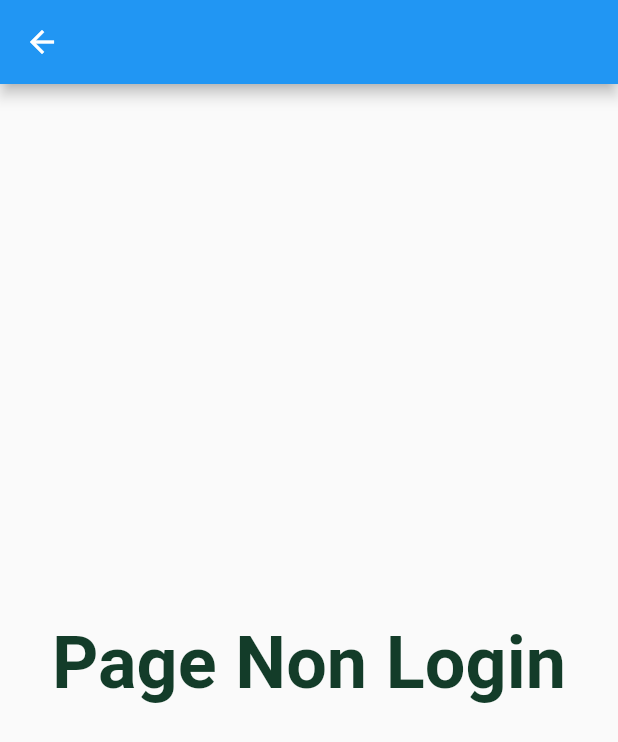
After one commit to masterUNG/EnieAppWin, a Flutter app: the screen it shows after launch, after a tap on "Login", after a tap on "Demo PageNonLogin", on a phone screen of 412 x 824 dp. The commit adds this screen. Shown: the top 742 px of the screen. Run offline on Flutter 3.47's test engine with Material 2 defaults, Android fonts, the phone set to English and light mode, and no system bars; our stand-ins replace cached_network_image, carousel_slider, dio, firebase_core, firebase_messaging, get and 3 more; accounts and stored records are empty; network calls fail.

Commit message:
finish 20july

```diff
--- a/lib/main.dart
+++ b/lib/main.dart
@@ -8,12 +8,14 @@ import 'package:enie/states/home/home_screen.dart';
 import 'package:enie/states/my_service.dart';
 import 'package:enie/states/privacy_policy.dart';
 import 'package:enie/utillity/my_constant.dart';
+import 'package:firebase_core/firebase_core.dart';
 import 'package:flutter/material.dart';
 import 'package:shared_preferences/shared_preferences.dart';
 
 final Map<String, WidgetBuilder> map = {
   Myconstant.routeAuthen: (BuildContext context) => const Authen(),
-  Myconstant.rountCreateAccount: (BuildContext context) => const CreateAccount(),
+  Myconstant.rountCreateAccount: (BuildContext context) =>
+      const CreateAccount(),
   Myconstant.rountMyservice: (BuildContext context) => const MyService(),
   Myconstant.rountPrivacyPolicy: (BuildContext context) => PrivacyPolicy(),
 
@@ -25,6 +27,9 @@ String? initlalRoute;
 
 Future<void> main() async {
   WidgetsFlutterBinding.ensureInitialized();
+
+  await Firebase.initializeApp();
+
   SharedPreferences preferences = await SharedPreferences.getInstance();
   String? username = preferences.getString('username');
   print('### username ===>> $username');
--- a/lib/states/authen.dart
+++ b/lib/states/authen.dart
@@ -2,8 +2,11 @@ import 'dart:convert';
 
 import 'package:dio/dio.dart';
 import 'package:enie/models/salon_model.dart';
+import 'package:enie/states/page_non_login.dart';
+import 'package:enie/states/page_require_login.dart';
 import 'package:enie/utillity/my_constant.dart';
 import 'package:enie/utillity/my_dialog.dart';
+import 'package:enie/widgets/demo_test_login.dart';
 import 'package:enie/widgets/show_image.dart';
 import 'package:enie/widgets/show_text.dart';
 import 'package:enie/widgets/show_text_button.dart';
@@ -58,7 +61,8 @@ class _AuthenState extends State<Authen> {
                       buildPassword(size),
                       newForgotPassword(),
                       newButtonLogin(),
-                      newCreateAccount()
+                      newCreateAccount(),
+                      DamoTestLogin(),
                     ],
                   ),
                 ),
@@ -174,7 +178,11 @@ class _AuthenState extends State<Authen> {
                 borderRadius: BorderRadius.circular(30),
               ),
               errorBorder: OutlineInputBorder(
-                borderSide: BorderSide(color: Colors.red),
+                borderSide: const BorderSide(color: Colors.red),
+                borderRadius: BorderRadius.circular(30),
+              ),
+              focusedErrorBorder: OutlineInputBorder(
+                borderSide: const BorderSide(color: Colors.red),
                 borderRadius: BorderRadius.circular(30),
               ),
             ),
@@ -238,6 +246,10 @@ class _AuthenState extends State<Authen> {
                 borderSide: BorderSide(color: Colors.red),
                 borderRadius: BorderRadius.circular(30),
               ),
+              focusedErrorBorder: OutlineInputBorder(
+                borderSide: const BorderSide(color: Colors.red),
+                borderRadius: BorderRadius.circular(30),
+              ),
             ),
           ),
         ),
--- /dev/null
+++ b/lib/states/page_non_login.dart
@@ -0,0 +1,19 @@
+import 'package:enie/utillity/my_constant.dart';
+import 'package:enie/widgets/show_text.dart';
+import 'package:flutter/material.dart';
+
+class PageNoneLogin extends StatelessWidget {
+  const PageNoneLogin({Key? key}) : super(key: key);
+
+  @override
+  Widget build(BuildContext context) {
+    return Scaffold(
+      appBar: AppBar(),
+      body: Center(
+          child: ShowText(
+        label: 'Page Non Login',
+        textStyle: Myconstant().h1Style(),
+      )),
+    );
+  }
+}
--- a/lib/utillity/my_constant.dart
+++ b/lib/utillity/my_constant.dart
@@ -62,6 +62,13 @@ class Myconstant {
         fontWeight: FontWeight.w700,
       ));
 
+       TextStyle h2WhiteStyle() => GoogleFonts.notoSansThai(
+          textStyle: const TextStyle(
+        fontSize: 22,
+        color: Colors.white,
+        fontWeight: FontWeight.w700,
+      ));
+
   TextStyle h3Style() => GoogleFonts.notoSansThai(
           textStyle: TextStyle(
         fontSize: 14,
--- /dev/null
+++ b/lib/widgets/demo_test_login.dart
@@ -0,0 +1,38 @@
+import 'package:enie/states/page_non_login.dart';
+import 'package:enie/states/page_require_login.dart';
+import 'package:enie/widgets/show_text_button.dart';
+import 'package:flutter/material.dart';
+
+class DamoTestLogin extends StatelessWidget {
+  const DamoTestLogin({
+    Key? key,
+  }) : super(key: key);
+
+  @override
+  Widget build(BuildContext context) {
+    return Column(
+      children: [
+        ShowTextButton(
+          label: 'Demo PageNonLogin',
+          pressFunc: () {
+            Navigator.push(
+                context,
+                MaterialPageRoute(
+                  builder: (context) => const PageNoneLogin(),
+                ));
+          },
+        ),
+        ShowTextButton(
+          label: 'Demo PageRequireLogin',
+          pressFunc: () {
+            Navigator.push(
+                context,
+                MaterialPageRoute(
+                  builder: (context) => const PageRequireLogin(),
+                ));
+          },
+        ),
+      ],
+    );
+  }
+}
--- a/pubspec.yaml
+++ b/pubspec.yaml
@@ -43,6 +43,8 @@ dependencies:
   carousel_slider: ^4.1.1
   cached_network_image: ^3.2.1
   deep_pick: ^0.10.0
+  firebase_core: ^1.19.2
+  firebase_messaging: ^12.0.0
 
 dev_dependencies:
   flutter_test:
```
Also changed, not shown: lib/models/promotion_model.dart (added, +35 -0 lines), lib/states/create_account.dart (+19 -14 lines), lib/states/home/home_screen.dart (+95 -23 lines), lib/states/page_require_login.dart (added, +71 -0 lines), lib/utillity/app_service.dart (added, +23 -0 lines), lib/utillity/my_dialog.dart (+44 -4 lines), lib/widgets/show_button.dart (+6 -2 lines), lib/widgets/show_memu.dart (added, +28 -0 lines), pubspec.lock, 3 other files.
